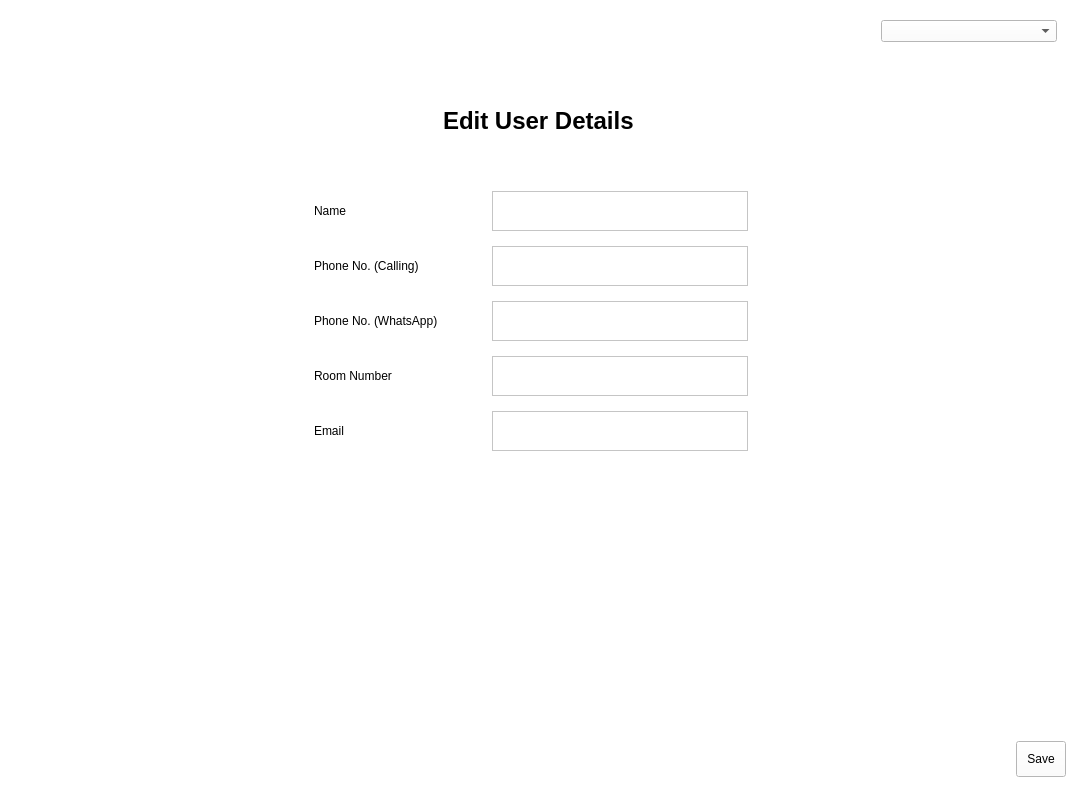
Above: editdetails.ui from arc-bphc/sims-gui before the change. Below: the same form after it.
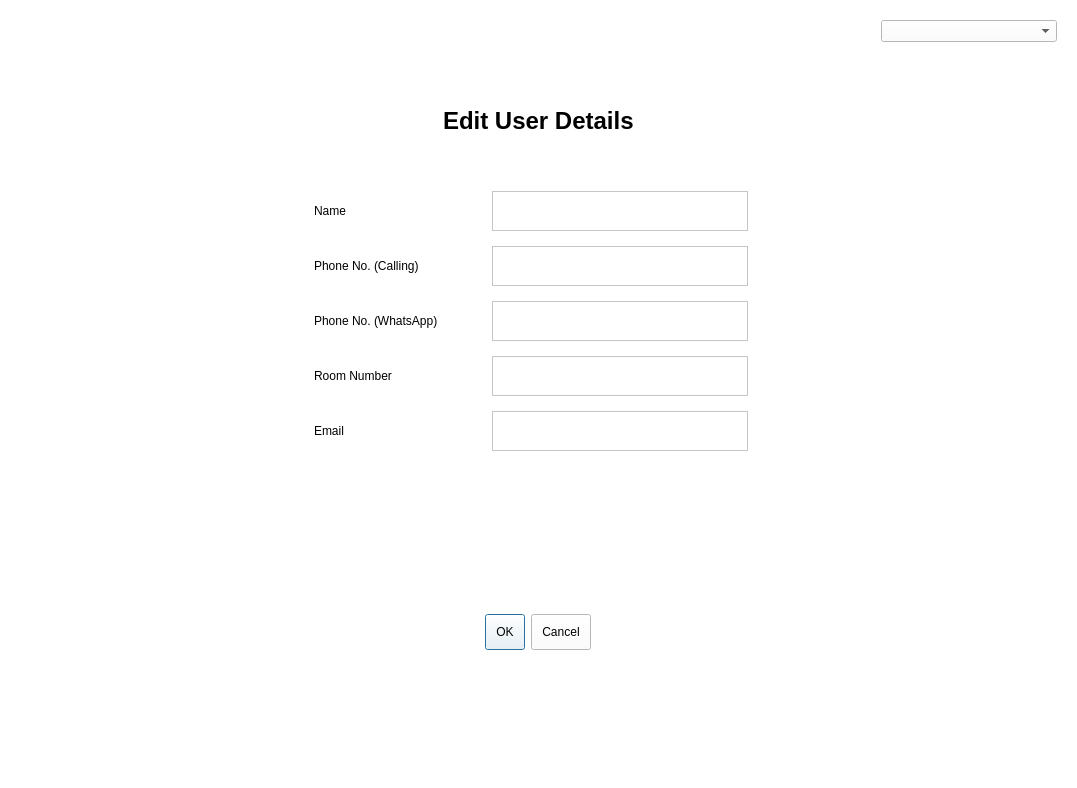
That is the form after the change. Icons and pictures are not drawn.

```diff
--- a/editdetails.ui
+++ b/editdetails.ui
@@ -330,25 +330,28 @@
      </item>
     </layout>
    </item>
-   <item row="2" column="0" alignment="Qt::AlignRight|Qt::AlignBottom">
-    <widget class="QPushButton" name="pushButton_2">
-     <property name="text">
-      <string>Save</string>
+   <item row="3" column="0">
+    <spacer name="verticalSpacer_4">
+     <property name="orientation">
+      <enum>Qt::Vertical</enum>
      </property>
-     <property name="icon">
-      <iconset theme="document-save">
-       <normaloff>.</normaloff>.</iconset>
-     </property>
-     <property name="iconSize">
+     <property name="sizeHint" stdset="0">
       <size>
-       <width>24</width>
-       <height>24</height>
+       <width>20</width>
+       <height>40</height>
       </size>
      </property>
+    </spacer>
+   </item>
+   <item row="2" column="0" alignment="Qt::AlignHCenter">
+    <widget class="QDialogButtonBox" name="buttonBox">
+     <property name="standardButtons">
+      <set>QDialogButtonBox::Cancel|QDialogButtonBox::Ok</set>
+     </property>
     </widget>
    </item>
    <item row="1" column="0">
-    <spacer name="verticalSpacer_4">
+    <spacer name="verticalSpacer_5">
      <property name="orientation">
       <enum>Qt::Vertical</enum>
      </property>
```
